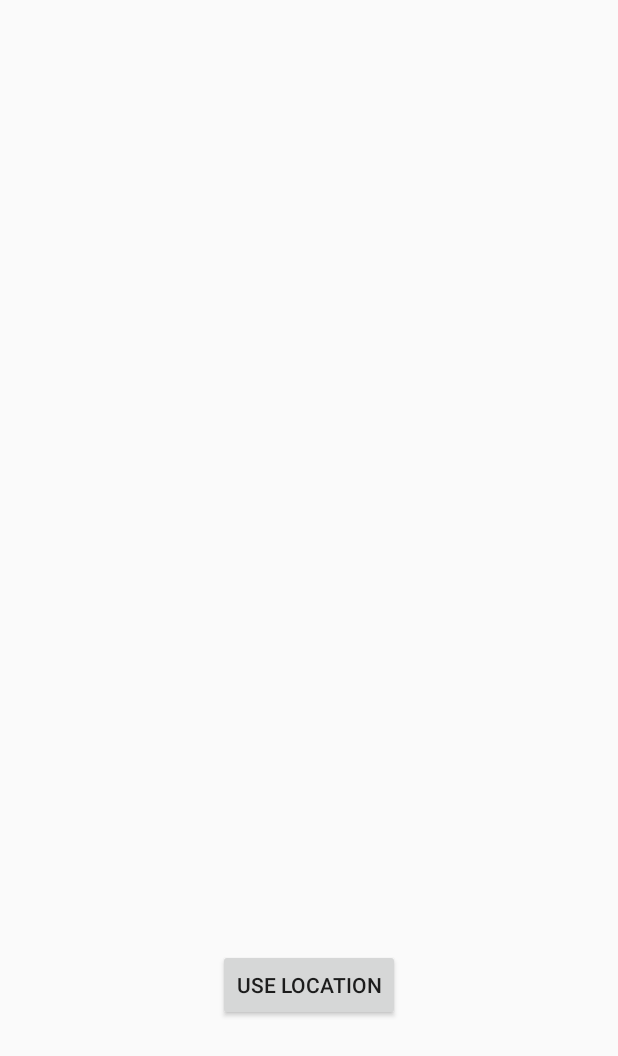
After one commit to oguzhangungor/KotlinNearMapPlace, an Android app: the layout activity_location_permission.xml on its own in the app's theme, with its tools: preview values and no code run, on a phone screen of 412 x 824 dp. The commit adds this screen. Shown: the top 1056 px of the screen. Run offline under Robolectric (Android 15) with nearby library versions, the phone set to English and light mode, and no system bars.

Commit message:
create location permission activity

```diff
--- a/app/src/main/java/com/ogungor/kotlinnearmapplace/splash/SplashActivityContract.kt
+++ b/app/src/main/java/com/ogungor/kotlinnearmapplace/splash/SplashActivityContract.kt
@@ -12,6 +12,8 @@ interface SplashActivityContract {
         fun handlerFinished()
 
         fun checkLocationPermission()
+
+
 
 
 
--- a/app/src/main/java/com/ogungor/kotlinnearmapplace/util/RunTimePermissionHelper.kt
+++ b/app/src/main/java/com/ogungor/kotlinnearmapplace/util/RunTimePermissionHelper.kt
@@ -1,7 +1,6 @@
 package com.ogungor.kotlinnearmapplace.util
 
 import android.Manifest
-import android.app.Activity
 import android.content.pm.PackageManager
 import androidx.appcompat.app.AppCompatActivity
 import androidx.core.app.ActivityCompat
@@ -10,7 +9,7 @@ import androidx.core.content.ContextCompat
 
 class RunTimePermissionHelper(private val context: AppCompatActivity) : RunTimePermissionListener {
     companion object {
-        const val REQUEST_PERMISSOIN_ACCESS_FINE_LOCATION = 100
+        const val REQUEST_PERMISSION_ACCESS_FINE_LOCATION = 100
     }
 
     override val hasAccessFineLocation: Boolean
@@ -22,7 +21,7 @@ class RunTimePermissionHelper(private val context: AppCompatActivity) : RunTimeP
     override fun getAccessFineLocationPermission() {
         ActivityCompat.requestPermissions(
             context, arrayOf(Manifest.permission.ACCESS_FINE_LOCATION),
-            REQUEST_PERMISSOIN_ACCESS_FINE_LOCATION
+            REQUEST_PERMISSION_ACCESS_FINE_LOCATION
         )
     }
 }
--- /dev/null
+++ b/app/src/main/res/layout/activity_location_permission.xml
@@ -0,0 +1,18 @@
+<?xml version="1.0" encoding="utf-8"?>
+<androidx.constraintlayout.widget.ConstraintLayout xmlns:android="http://schemas.android.com/apk/res/android"
+    xmlns:app="http://schemas.android.com/apk/res-auto"
+    xmlns:tools="http://schemas.android.com/tools"
+    android:layout_width="match_parent"
+    android:layout_height="match_parent">
+
+    <Button
+        android:id="@+id/button_location_permission"
+        android:layout_width="wrap_content"
+        android:layout_height="wrap_content"
+        android:layout_marginBottom="143dp"
+        android:onClick="locationPermission"
+        android:text="Use Location"
+        app:layout_constraintBottom_toBottomOf="parent"
+        app:layout_constraintEnd_toEndOf="parent"
+        app:layout_constraintStart_toStartOf="parent" />
+</androidx.constraintlayout.widget.ConstraintLayout>
```
Also changed, not shown: app/src/main/AndroidManifest.xml (+1 -8 lines), app/src/main/java/com/ogungor/kotlinnearmapplace/locationpermission/LocationPermissionActivity.kt (+55 -1 lines), app/src/main/java/com/ogungor/kotlinnearmapplace/locationpermission/LocationPermissionActivityContract.kt (added, +32 -0 lines), app/src/main/java/com/ogungor/kotlinnearmapplace/locationpermission/LocationPermissionPresenter.kt (added, +36 -0 lines).
